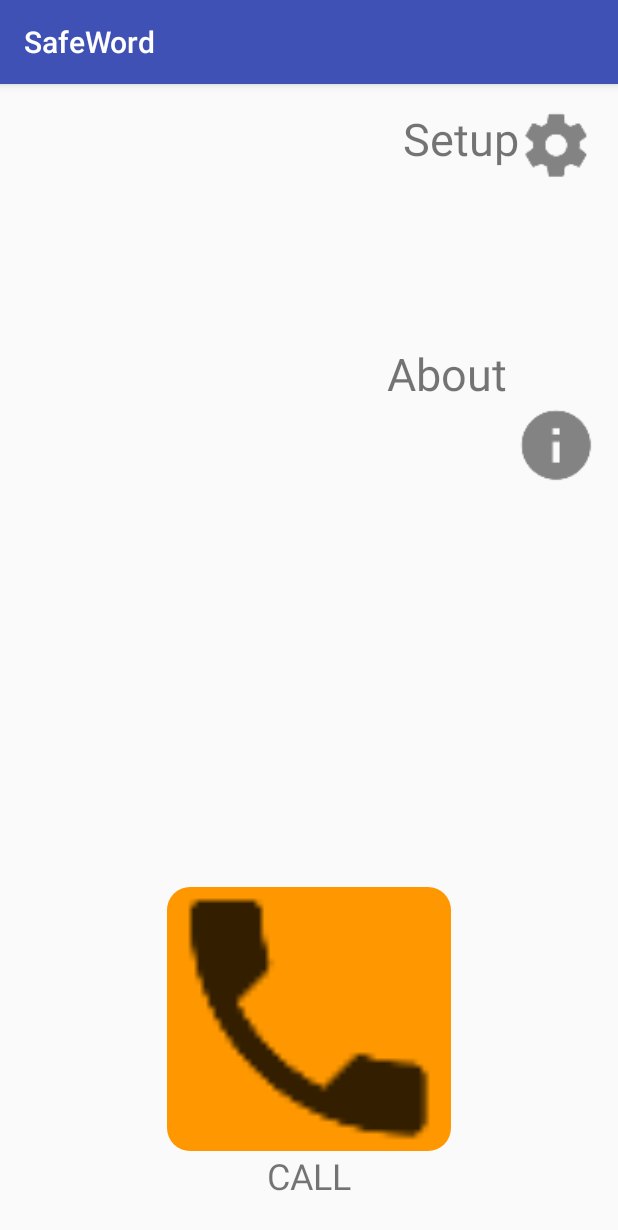
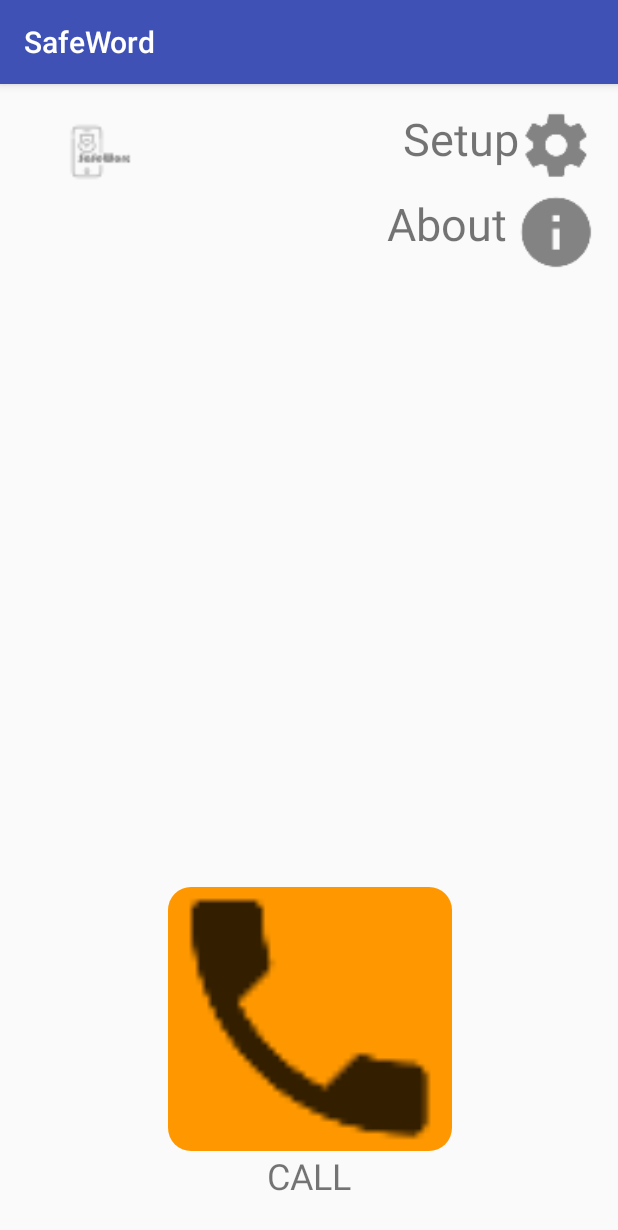
Before and after one commit to SafeWordAppMembers/Safeword, an Android app: the MainActivity screen opened directly, with no data from a screen before it, on a phone screen of 412 x 824 dp. Shown: the top 1230 px of the screen. Run offline under Robolectric (Android 15) with nearby library versions, the phone set to English and light mode, and no system bars.

Commit message:
logo added to main page

```diff
--- a/SafeWord/app/src/main/res/layout/activity_main.xml
+++ b/SafeWord/app/src/main/res/layout/activity_main.xml
@@ -11,13 +11,17 @@
         android:id="@+id/callButton"
         android:layout_width="189dp"
         android:layout_height="176dp"
+        android:layout_marginTop="8dp"
         android:background="@drawable/ic_round_corners"
         android:contentDescription="Call"
         android:scaleType="centerCrop"
         android:src="@drawable/ic_call"
         app:layout_constraintBottom_toTopOf="@+id/callText"
         app:layout_constraintEnd_toEndOf="parent"
-        app:layout_constraintStart_toStartOf="parent" />
+        app:layout_constraintHorizontal_bias="0.502"
+        app:layout_constraintStart_toStartOf="parent"
+        app:layout_constraintTop_toTopOf="parent"
+        app:layout_constraintVertical_bias="1.0" />
 
     <ImageView
         android:id="@+id/setupButton"
@@ -46,18 +50,15 @@
         android:id="@+id/infoText"
         android:layout_width="wrap_content"
         android:layout_height="wrap_content"
-        android:layout_marginBottom="8dp"
         android:layout_marginEnd="8dp"
         android:layout_marginStart="8dp"
         android:layout_marginTop="16dp"
         android:text="About"
         android:textSize="30sp"
-        app:layout_constraintBottom_toTopOf="@+id/callButton"
         app:layout_constraintEnd_toStartOf="@+id/infoButton"
         app:layout_constraintHorizontal_bias="1.0"
         app:layout_constraintStart_toStartOf="parent"
-        app:layout_constraintTop_toBottomOf="@+id/setupText"
-        app:layout_constraintVertical_bias="0.242" />
+        app:layout_constraintTop_toBottomOf="@+id/setupText" />
 
     <TextView
         android:id="@+id/callText"
@@ -76,12 +77,26 @@
         android:id="@+id/infoButton"
         android:layout_width="50dp"
         android:layout_height="50dp"
-        android:layout_marginBottom="128dp"
         android:layout_marginEnd="16dp"
         android:layout_marginTop="8dp"
-        app:layout_constraintBottom_toTopOf="@+id/callButton"
         app:layout_constraintEnd_toEndOf="parent"
         app:layout_constraintTop_toBottomOf="@+id/setupButton"
         app:srcCompat="@drawable/ic_info" />
 
+    <ImageView
+        android:id="@+id/imageView"
+        android:layout_width="100dp"
+        android:layout_height="76dp"
+        android:layout_marginBottom="8dp"
+        android:layout_marginEnd="8dp"
+        android:layout_marginStart="8dp"
+        android:layout_marginTop="8dp"
+        app:layout_constraintBottom_toBottomOf="parent"
+        app:layout_constraintEnd_toEndOf="parent"
+        app:layout_constraintHorizontal_bias="0.0"
+        app:layout_constraintStart_toStartOf="parent"
+        app:layout_constraintTop_toTopOf="parent"
+        app:layout_constraintVertical_bias="0.0"
+        app:srcCompat="@drawable/ic_logo" />
+
 </android.support.constraint.ConstraintLayout>
```
Also changed, not shown: SafeWord/app/src/main/res/drawable-hdpi/ic_logo.png (added), SafeWord/app/src/main/res/drawable-mdpi/ic_logo.png (added), SafeWord/app/src/main/res/drawable-xhdpi/ic_logo.png (added), SafeWord/app/src/main/res/drawable-xxhdpi/ic_logo.png (added).
